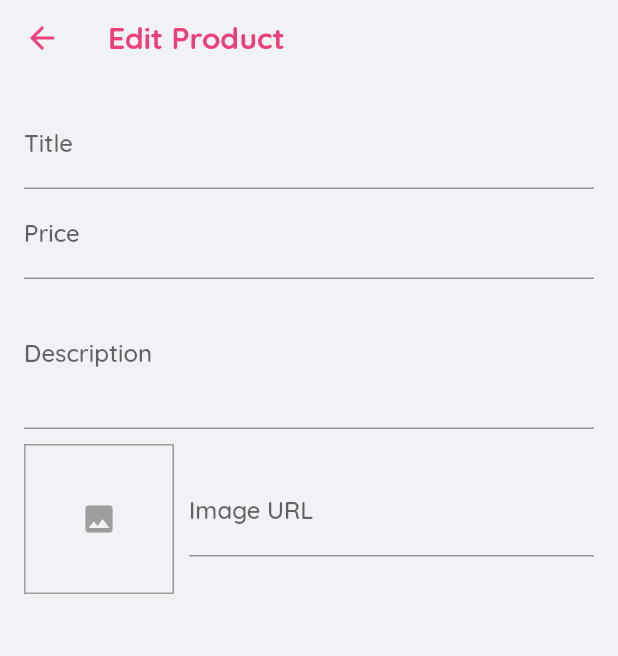
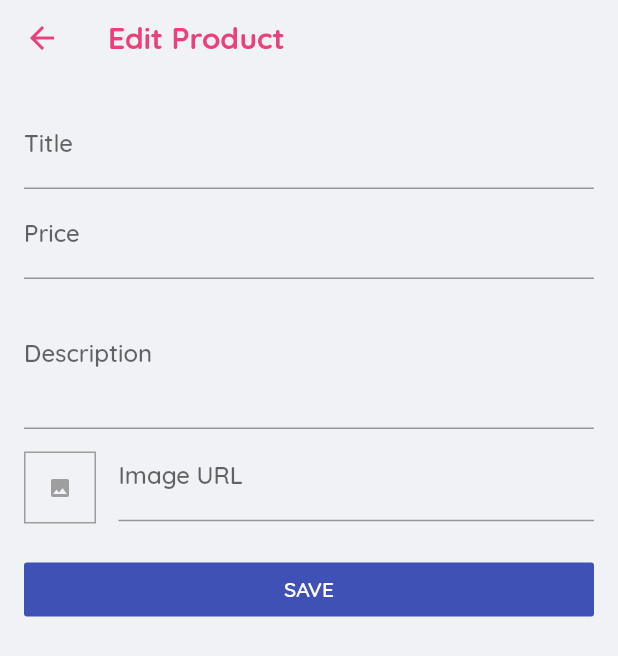
Before and after one commit to emmanuelsw/flutter-apps, a Flutter app: the ProductFormScreen screen opened by its route, on a phone screen of 412 x 824 dp. Shown: the top 656 px of the screen. Run offline on Flutter 3.47's test engine with Material 2 defaults, Android fonts, the phone set to English and light mode, and no system bars; network calls fail.

Commit message:
Save form values

```diff
--- a/sakurashop/lib/screens/product_form_screen.dart
+++ b/sakurashop/lib/screens/product_form_screen.dart
@@ -1,4 +1,5 @@
 import 'package:flutter/material.dart';
+import '../providers/product.dart';
 import '../ui/sakura_bar.dart';
 
 class ProductFormScreen extends StatefulWidget {
@@ -13,6 +14,14 @@ class _ProductFormScreenState extends State<ProductFormScreen> {
   final _descriptionFocus = FocusNode();
   final _imageUrlFocus = FocusNode();
   final _imageUrlController = TextEditingController();
+  final _form = GlobalKey<FormState>();
+  var _formProduct = Product(
+    id: null,
+    title: '',
+    price: 0,
+    imageUrl: '',
+    description: '',
+  );
 
   @override
   void initState() {
@@ -36,6 +45,38 @@ class _ProductFormScreenState extends State<ProductFormScreen> {
     }
   }
 
+  void _saveForm() {
+    _form.currentState.save();
+
+  }
+
+  Widget _imagePreviewBox() {
+    var placeholder = Center(
+      child: Icon(
+        Icons.image,
+        size: 16,
+        color: Colors.grey,
+      ),
+    );
+
+    var image = FittedBox(
+      child: Image.network(
+        _imageUrlController.text,
+        fit: BoxFit.cover,
+      ),
+    );
+
+    return Container(
+      width: 48,
+      height: 48,
+      margin: EdgeInsets.only(top: 15, right: 15),
+      decoration: BoxDecoration(
+        border: Border.all(width: 1, color: Colors.grey),
+      ),
+      child: _imageUrlController.text.isEmpty ? placeholder : image,
+    );
+  }
+
   @override
   Widget build(BuildContext context) {
     return Scaffold(
@@ -48,59 +89,67 @@ class _ProductFormScreenState extends State<ProductFormScreen> {
       body: Padding(
         padding: EdgeInsets.all(16),
         child: Form(
+          key: _form,
           child: ListView(
             children: <Widget>[
               TextFormField(
+                textInputAction: TextInputAction.next,
                 decoration: InputDecoration(
                   labelText: 'Title',
                 ),
-                textInputAction: TextInputAction.next,
                 onFieldSubmitted: (_) {
                   FocusScope.of(context).requestFocus(_priceFocus);
                 },
+                onSaved: (value) {
+                  _formProduct = Product(
+                    title: value,
+                    description: _formProduct.description,
+                    price: _formProduct.price,
+                    imageUrl: _formProduct.imageUrl,
+                    id: null,
+                  );
+                },
               ),
               TextFormField(
+                keyboardType: TextInputType.number,
+                textInputAction: TextInputAction.next,
+                focusNode: _priceFocus,
                 decoration: InputDecoration(
                   labelText: 'Price',
                 ),
-                keyboardType: TextInputType.number,
-                textInputAction: TextInputAction.next,
-                focusNode: _priceFocus,
                 onFieldSubmitted: (_) {
                   FocusScope.of(context).requestFocus(_descriptionFocus);
                 },
+                onSaved: (value) {
+                  _formProduct = Product(
+                    title: _formProduct.title,
+                    description: _formProduct.description,
+                    price: double.parse(value),
+                    imageUrl: _formProduct.imageUrl,
+                    id: null,
+                  );
+                },
               ),
               TextFormField(
+                maxLines: 3,
+                keyboardType: TextInputType.multiline,
+                focusNode: _descriptionFocus,
                 decoration: InputDecoration(
                   labelText: 'Description',
                 ),
-                maxLines: 3,
-                keyboardType: TextInputType.multiline,
-                focusNode: _descriptionFocus,
+                onSaved: (value) {
+                  _formProduct = Product(
+                    title: _formProduct.title,
+                    description: value,
+                    price: _formProduct.price,
+                    imageUrl: _formProduct.imageUrl,
+                    id: null,
+                  );
+                },
               ),
               Row(
                 children: <Widget>[
-                  Container(
-                    width: 100,
-                    height: 100,
-                    margin: EdgeInsets.only(top: 10, right: 10),
-                    decoration: BoxDecoration(
-                      border: Border.all(width: 1, color: Colors.grey),
-                    ),
-                    child: _imageUrlController.text.isEmpty
-                      ? Center(
-                          child: Icon(
-                            Icons.image,
-                            color: Colors.grey,
-                          ),
-                        )
-                      : FittedBox(
-                          child: Image.network(
-                            _imageUrlController.text,
-                            fit: BoxFit.cover,
-                          ),
-                        ),
-                  ),
+                  _imagePreviewBox(),
                   Expanded(
                     child: TextFormField(
                       decoration: InputDecoration(labelText: 'Image URL'),
@@ -108,9 +157,32 @@ class _ProductFormScreenState extends State<ProductFormScreen> {
                       controller: _imageUrlController,
                       textInputAction: TextInputAction.done,
                       focusNode: _imageUrlFocus,
+                      onSaved: (value) {
+                        _formProduct = Product(
+                          title: _formProduct.title,
+                          description: _formProduct.description,
+                          price: _formProduct.price,
+                          imageUrl: value,
+                          id: null,
+                        );
+                      },
+                      onFieldSubmitted: (_) {
+                        _saveForm();
+                      },
                     ),
-                  )
+                  ),
                 ],
+              ),
+              SizedBox(height: 20),
+              SizedBox(
+                width: double.infinity,
+                child: RaisedButton(
+                  elevation: 0,
+                  color: Colors.indigo,
+                  textColor: Colors.white,
+                  child: Text('SAVE'),
+                  onPressed: _saveForm,
+                ),
               ),
             ],
           ),
```
